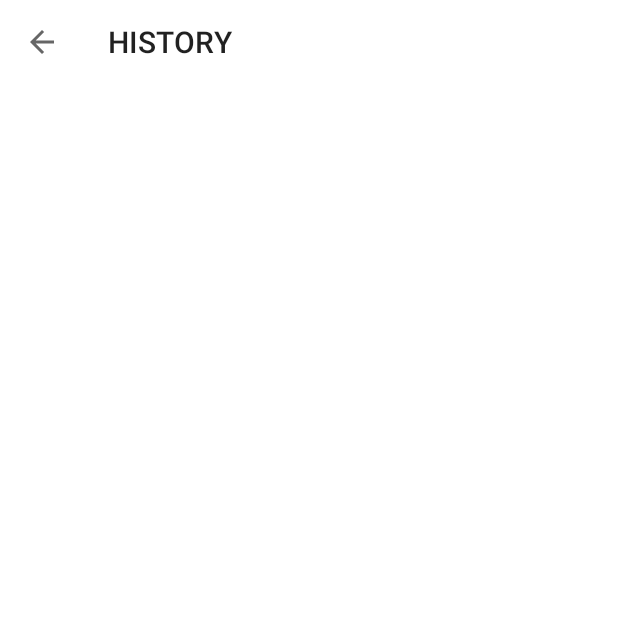
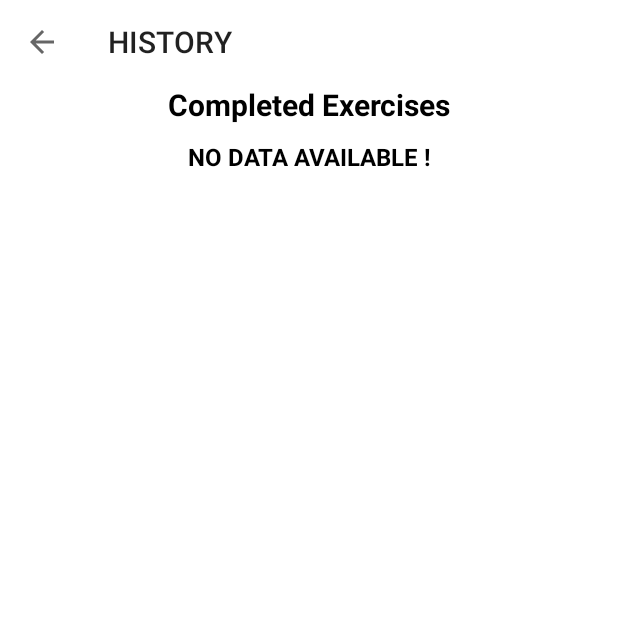
Before and after one commit to DumindaKuruppu/7-minute-workout-app, an Android app: the HistoryActivity screen opened directly, with no data from a screen before it, on a phone screen of 412 x 824 dp, the top half of it. Before the commit the part shown is almost empty. Run offline under Robolectric (Android 15) with nearby library versions, the phone set to English and light mode, and no system bars.

Commit message:
Displaying history log done

```diff
--- a/app/src/main/java/com/example/a7minuteworkout/ExerciseActivity.kt
+++ b/app/src/main/java/com/example/a7minuteworkout/ExerciseActivity.kt
@@ -20,11 +20,11 @@ class ExerciseActivity : AppCompatActivity(), TextToSpeech.OnInitListener {
     private var binding: ActivityExerciseBinding? = null
 
     private var restTimer: CountDownTimer? = null
-    private var restTimerDuration: Long = 500
+    private var restTimerDuration: Long = 5000
     private var restProgress = 0
 
     private var exerciseTimer: CountDownTimer? = null
-    private var exerciseTimerDuration: Long = 500
+    private var exerciseTimerDuration: Long = 1000 * 30
     private var exerciseProgress = 0
 
     private var exerciseList: ArrayList<ExerciseModel>? = null
@@ -59,6 +59,7 @@ class ExerciseActivity : AppCompatActivity(), TextToSpeech.OnInitListener {
     }
 
     override fun onBackPressed() {
+        super.onBackPressed()
         customDialogForBackButton()
     }
 
--- a/app/src/main/java/com/example/a7minuteworkout/HistoryActivity.kt
+++ b/app/src/main/java/com/example/a7minuteworkout/HistoryActivity.kt
@@ -1,8 +1,15 @@
 package com.example.a7minuteworkout
 
+import android.opengl.Visibility
 import androidx.appcompat.app.AppCompatActivity
 import android.os.Bundle
+import android.util.Log
+import android.view.View
+import androidx.lifecycle.lifecycleScope
+import androidx.recyclerview.widget.LinearLayoutManager
 import com.example.a7minuteworkout.databinding.ActivityHistoryBinding
+import kotlinx.coroutines.flow.collect
+import kotlinx.coroutines.launch
 
 class HistoryActivity : AppCompatActivity() {
 
@@ -22,5 +29,34 @@ class HistoryActivity : AppCompatActivity() {
         binding?.toolbarHistoryActivity?.setNavigationOnClickListener {
             onBackPressedDispatcher.onBackPressed()
         }
+
+        val dao = (application as WorkoutApp).db.historyDao()
+        getAllCompletedDates(dao)
+    }
+
+    private fun getAllCompletedDates(historyDao: HistoryDao) {
+        lifecycleScope.launch {
+            historyDao.fetchAllDates().collect { allCompletedDatesList ->
+                if (allCompletedDatesList.isNotEmpty()) {
+                    binding?.tvNoData?.visibility = View.GONE
+                    binding?.rvHistory?.visibility = View.VISIBLE
+
+                    binding?.rvHistory?.layoutManager = LinearLayoutManager(this@HistoryActivity)
+
+                    val dates = ArrayList<String>()
+                    for (date in allCompletedDatesList) {
+                        dates.add(date.date)
+                    }
+
+                    val historyAdapter = HistoryAdapter(dates)
+                    binding?.rvHistory?.adapter = historyAdapter
+                }
+            }
+        }
+    }
+
+    override fun onDestroy() {
+        super.onDestroy()
+        binding = null
     }
 }
--- a/app/src/main/java/com/example/a7minuteworkout/HistoryDao.kt
+++ b/app/src/main/java/com/example/a7minuteworkout/HistoryDao.kt
@@ -2,10 +2,15 @@ package com.example.a7minuteworkout
 
 import androidx.room.Dao
 import androidx.room.Insert
+import androidx.room.Query
+import kotlinx.coroutines.flow.Flow
 
 @Dao
 interface HistoryDao {
     @Insert
     suspend fun insert(historyEntity: HistoryEntity)
 
+    @Query("SELECT * FROM `workout-data-table`")
+    fun fetchAllDates(): Flow<List<HistoryEntity>>
+
 }
--- a/app/src/main/res/layout/activity_history.xml
+++ b/app/src/main/res/layout/activity_history.xml
@@ -1,5 +1,5 @@
 <?xml version="1.0" encoding="utf-8"?>
-<RelativeLayout xmlns:android="http://schemas.android.com/apk/res/android"
+<androidx.constraintlayout.widget.ConstraintLayout xmlns:android="http://schemas.android.com/apk/res/android"
     xmlns:app="http://schemas.android.com/apk/res-auto"
     xmlns:tools="http://schemas.android.com/tools"
     android:layout_width="match_parent"
@@ -10,6 +10,49 @@
         android:id="@+id/toolbar_history_activity"
         android:layout_width="match_parent"
         android:layout_height="?actionBarSize"
-        android:background="@color/white" />
+        android:background="@color/white"
+        app:layout_constraintEnd_toEndOf="parent"
+        app:layout_constraintStart_toStartOf="parent"
+        app:layout_constraintTop_toTopOf="parent" />
 
-</RelativeLayout>
+    <TextView
+        android:id="@+id/tvHeading"
+        android:layout_width="match_parent"
+        android:layout_height="wrap_content"
+        android:gravity="center"
+        android:text="@string/completed_exercises"
+        android:textColor="@color/black"
+        android:textSize="20sp"
+        android:textStyle="bold"
+        app:layout_constraintEnd_toEndOf="parent"
+        app:layout_constraintStart_toStartOf="parent"
+        app:layout_constraintTop_toBottomOf="@id/toolbar_history_activity" />
+
+    <androidx.recyclerview.widget.RecyclerView
+        android:id="@+id/rvHistory"
+        android:layout_width="match_parent"
+        android:layout_height="wrap_content"
+        android:layout_marginTop="20dp"
+        android:visibility="gone"
+        app:layout_constraintEnd_toEndOf="parent"
+        app:layout_constraintStart_toStartOf="parent"
+        app:layout_constraintTop_toBottomOf="@id/tvHeading"
+        tools:listitem="@layout/item_history_row"
+        tools:visibility="visible" />
+
+    <TextView
+        android:id="@+id/tvNoData"
+        android:layout_width="match_parent"
+        android:layout_height="wrap_content"
+        android:layout_marginTop="10dp"
+        android:gravity="center"
+        android:text="@string/no_data_available"
+        android:textColor="@color/black"
+        android:textSize="16sp"
+        android:textStyle="bold"
+        android:visibility="visible"
+        app:layout_constraintEnd_toEndOf="parent"
+        app:layout_constraintStart_toStartOf="parent"
+        app:layout_constraintTop_toBottomOf="@id/rvHistory" />
+
+</androidx.constraintlayout.widget.ConstraintLayout>
--- a/app/src/main/res/values/strings.xml
+++ b/app/src/main/res/values/strings.xml
@@ -25,4 +25,6 @@
     <string name="imperial_height_inches">Inches</string>
     <string name="imperial_height_feet">Feet</string>
     <string name="history">History</string>
+    <string name="no_data_available">NO DATA AVAILABLE !</string>
+    <string name="completed_exercises">Completed Exercises</string>
 </resources>
```
Also changed, not shown: app/src/main/java/com/example/a7minuteworkout/HistoryAdapter.kt (added, +47 -0 lines), app/src/main/res/layout/item_history_row.xml (added, +31 -0 lines).
